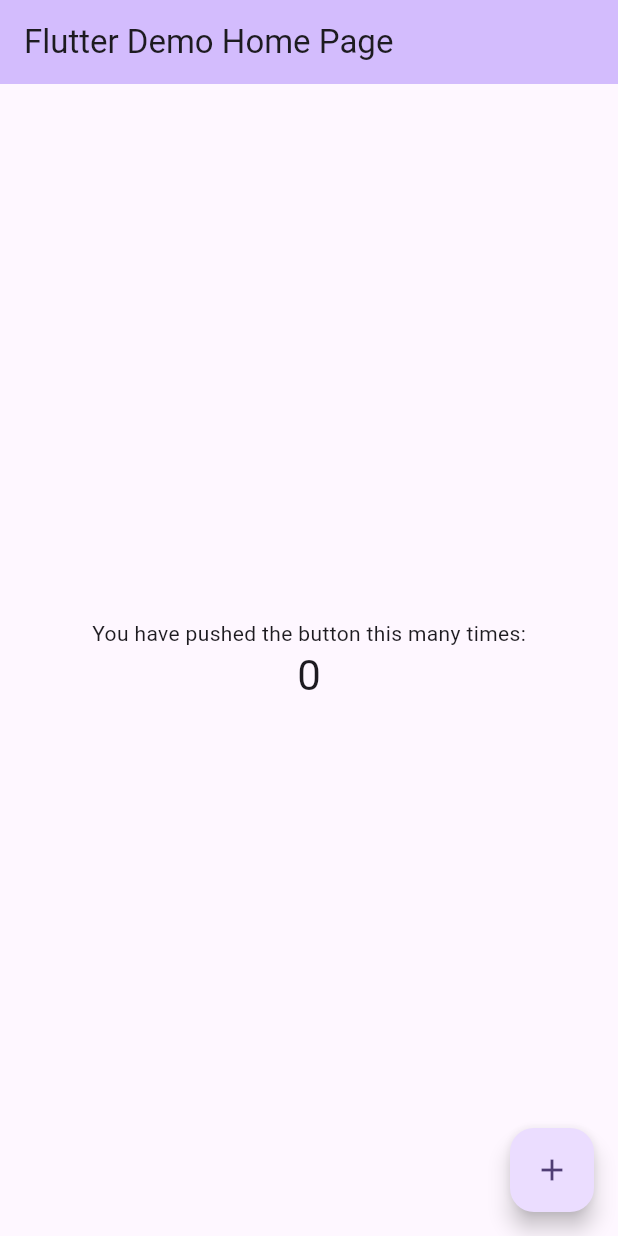
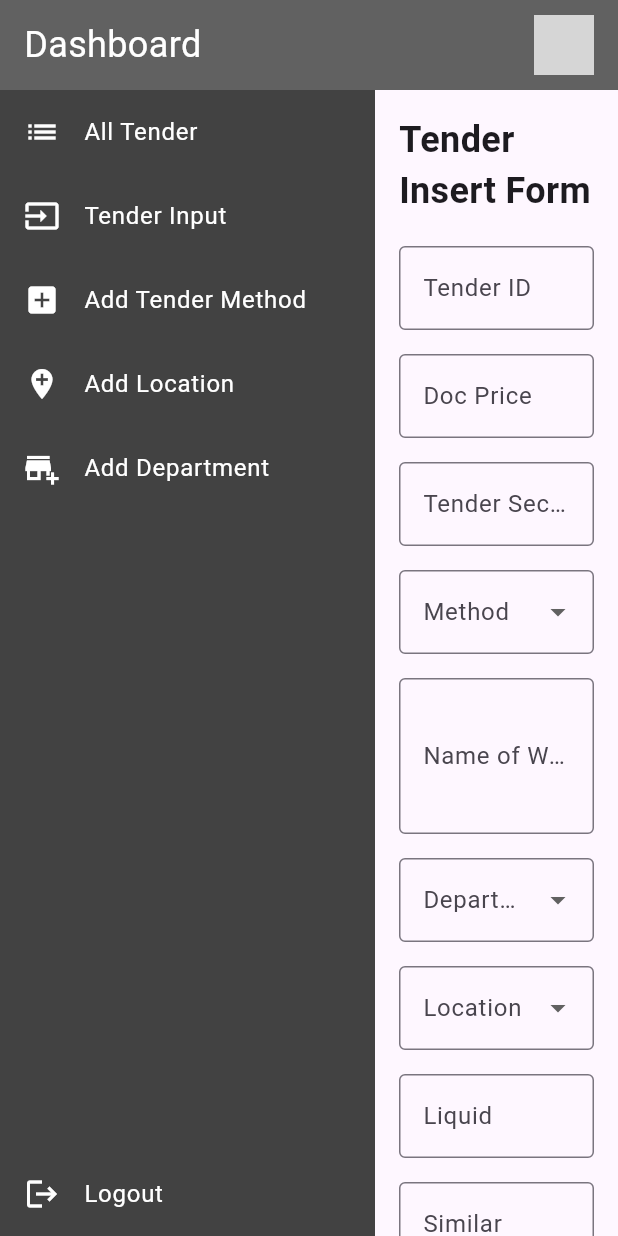
Before and after one commit to devmhsagar/live_tender_bd_admin, a Flutter app: the screen it shows after launch, on a phone screen of 412 x 824 dp. Run offline on Flutter 3.47's test engine with Material 3 defaults, Android fonts, the phone set to English and light mode, and no system bars; our stand-ins replace flutter_svg; network calls fail; grey boxes are pictures that could not be loaded.

Commit message:
login signUP, Dashboard UI Design Complete

```diff
--- /dev/null
+++ b/lib/admin/screen/dashboard_screen.dart
@@ -0,0 +1,315 @@
+import 'package:flutter/material.dart';
+
+class TenderFormPage extends StatelessWidget {
+  const TenderFormPage({super.key});
+
+  @override
+  Widget build(BuildContext context) {
+    return Scaffold(
+      body: Column(
+        children: [
+          Header(),
+          Expanded(
+            child: Row(
+              children: [
+                Sidebar(),
+                Expanded(
+                  child: SingleChildScrollView(
+                    child: Padding(
+                      padding: const EdgeInsets.all(16.0),
+                      child: Column(
+                        crossAxisAlignment: CrossAxisAlignment.start,
+                        children: [
+                          const Text(
+                            'Tender Insert Form',
+                            style: TextStyle(
+                                fontSize: 24, fontWeight: FontWeight.bold),
+                          ),
+                          const SizedBox(height: 20),
+                          LayoutBuilder(
+                            builder: (context, constraints) {
+                              if (constraints.maxWidth > 600) {
+                                return WideLayout();
+                              } else {
+                                return NarrowLayout();
+                              }
+                            },
+                          ),
+                        ],
+                      ),
+                    ),
+                  ),
+                ),
+              ],
+            ),
+          ),
+        ],
+      ),
+    );
+  }
+}
+
+class Header extends StatelessWidget {
+  @override
+  Widget build(BuildContext context) {
+    return Container(
+      color: Colors.grey[700],
+      padding: const EdgeInsets.symmetric(horizontal: 16),
+      height: 60,
+      child: const Row(
+        mainAxisAlignment: MainAxisAlignment.spaceBetween,
+        children: [
+          Text(
+            'Dashboard',
+            style: TextStyle(color: Colors.white, fontSize: 24),
+          ),
+          CircleAvatar(
+            radius: 20,
+            backgroundImage: NetworkImage(
+                'https://www.gravatar.com/avatar'), // Replace with your image URL
+          ),
+        ],
+      ),
+    );
+  }
+}
+
+class Sidebar extends StatelessWidget {
+  @override
+  Widget build(BuildContext context) {
+    return Container(
+      width: 250,
+      color: Colors.grey[800],
+      child: Column(
+        crossAxisAlignment: CrossAxisAlignment.start,
+        children: [
+          // const DrawerHeader(
+          //   child: Text(
+          //     'Live Tender BD',
+          //     style: TextStyle(color: Colors.white, fontSize: 24),
+          //   ),
+          // ),
+          SidebarItem(Icons.list, 'All Tender'),
+          SidebarItem(Icons.input, 'Tender Input'),
+          SidebarItem(Icons.add_box, 'Add Tender Method'),
+          SidebarItem(Icons.add_location, 'Add Location'),
+          SidebarItem(Icons.add_business, 'Add Department'),
+          const Spacer(),
+          SidebarItem(Icons.logout, 'Logout'),
+        ],
+      ),
+    );
+  }
+}
+
+class SidebarItem extends StatelessWidget {
+  final IconData icon;
+  final String label;
+
+  SidebarItem(this.icon, this.label);
+
+  @override
+  Widget build(BuildContext context) {
+    return ListTile(
+      leading: Icon(icon, color: Colors.white),
+      title: Text(label, style: const TextStyle(color: Colors.white)),
+      onTap: () {
+        // Handle navigation or other actions
+      },
+    );
+  }
+}
+
+class WideLayout extends StatelessWidget {
+  @override
+  Widget build(BuildContext context) {
+    return Column(
+      children: [
+        Row(
+          children: [
+            Expanded(child: CustomTextField(labelText: 'Tender ID')),
+            const SizedBox(width: 16),
+            Expanded(child: CustomTextField(labelText: 'Doc Price')),
+          ],
+        ),
+        const SizedBox(height: 16),
+        Row(
+          children: [
+            Expanded(child: CustomTextField(labelText: 'Tender Security')),
+            const SizedBox(width: 16),
+            Expanded(
+              child: DropdownButtonFormField<String>(
+                decoration: const InputDecoration(
+                    labelText: 'Method', border: OutlineInputBorder()),
+                items: ['LTM', 'OTM', 'CTM'].map((String value) {
+                  return DropdownMenuItem<String>(
+                    value: value,
+                    child: Text(value),
+                  );
+                }).toList(),
+                onChanged: (newValue) {},
+              ),
+            ),
+          ],
+        ),
+        const SizedBox(height: 16),
+        CustomTextField(labelText: 'Name of Work', maxLines: 3),
+        const SizedBox(height: 16),
+        Row(
+          children: [
+            Expanded(
+              child: DropdownButtonFormField<String>(
+                decoration: const InputDecoration(
+                    labelText: 'Department', border: OutlineInputBorder()),
+                items: ['LGED', 'PWD', 'RHD'].map((String value) {
+                  return DropdownMenuItem<String>(
+                    value: value,
+                    child: Text(value),
+                  );
+                }).toList(),
+                onChanged: (newValue) {},
+              ),
+            ),
+            const SizedBox(width: 16),
+            Expanded(
+              child: DropdownButtonFormField<String>(
+                decoration: const InputDecoration(
+                    labelText: 'Location', border: OutlineInputBorder()),
+                items: ['Dhaka', 'Chittagong', 'Khulna'].map((String value) {
+                  return DropdownMenuItem<String>(
+                    value: value,
+                    child: Text(value),
+                  );
+                }).toList(),
+                onChanged: (newValue) {},
+              ),
+            ),
+          ],
+        ),
+        const SizedBox(height: 16),
+        Row(
+          children: [
+            Expanded(child: CustomTextField(labelText: 'Liquid')),
+            const SizedBox(width: 16),
+            Expanded(child: CustomTextField(labelText: 'Similar')),
+          ],
+        ),
+        const SizedBox(height: 16),
+        Row(
+          children: [
+            Expanded(child: CustomTextField(labelText: 'Turnover')),
+            const SizedBox(width: 16),
+            Expanded(child: CustomTextField(labelText: 'Tender Capacity')),
+          ],
+        ),
+        const SizedBox(height: 16),
+        CustomTextField(labelText: 'Others'),
+        const SizedBox(height: 20),
+        Center(
+          child: ElevatedButton(
+            onPressed: () {
+              // Handle form submission
+            },
+            child: const Text('Submit'),
+            style: ElevatedButton.styleFrom(
+              padding: const EdgeInsets.symmetric(horizontal: 50, vertical: 15),
+            ),
+          ),
+        ),
+      ],
+    );
+  }
+}
+
+class NarrowLayout extends StatelessWidget {
+  @override
+  Widget build(BuildContext context) {
+    return Column(
+      children: [
+        CustomTextField(labelText: 'Tender ID'),
+        const SizedBox(height: 16),
+        CustomTextField(labelText: 'Doc Price'),
+        const SizedBox(height: 16),
+        CustomTextField(labelText: 'Tender Security'),
+        const SizedBox(height: 16),
+        DropdownButtonFormField<String>(
+          decoration: const InputDecoration(
+              labelText: 'Method', border: OutlineInputBorder()),
+          items: ['LTM', 'OTM', 'CTM'].map((String value) {
+            return DropdownMenuItem<String>(
+              value: value,
+              child: Text(value),
+            );
+          }).toList(),
+          onChanged: (newValue) {},
+        ),
+        const SizedBox(height: 16),
+        CustomTextField(labelText: 'Name of Work', maxLines: 3),
+        const SizedBox(height: 16),
+        DropdownButtonFormField<String>(
+          decoration: const InputDecoration(
+              labelText: 'Department', border: OutlineInputBorder()),
+          items: ['LGED', 'PWD', 'RHD'].map((String value) {
+            return DropdownMenuItem<String>(
+              value: value,
+              child: Text(value),
+            );
+          }).toList(),
+          onChanged: (newValue) {},
+        ),
+        const SizedBox(height: 16),
+        DropdownButtonFormField<String>(
+          decoration: const InputDecoration(
+              labelText: 'Location', border: OutlineInputBorder()),
+          items: ['Dhaka', 'Chittagong', 'Khulna'].map((String value) {
+            return DropdownMenuItem<String>(
+              value: value,
+              child: Text(value),
+            );
+          }).toList(),
+          onChanged: (newValue) {},
+        ),
+        const SizedBox(height: 16),
+        CustomTextField(labelText: 'Liquid'),
+        const SizedBox(height: 16),
+        CustomTextField(labelText: 'Similar'),
+        const SizedBox(height: 16),
+        CustomTextField(labelText: 'Turnover'),
+        const SizedBox(height: 16),
+        CustomTextField(labelText: 'Tender Capacity'),
+        const SizedBox(height: 16),
+        CustomTextField(labelText: 'Others'),
+        const SizedBox(height: 20),
+        Center(
+          child: ElevatedButton(
+            onPressed: () {
+              // Handle form submission
+            },
+            child: const Text('Submit'),
+            style: ElevatedButton.styleFrom(
+              padding: const EdgeInsets.symmetric(horizontal: 50, vertical: 15),
+            ),
+          ),
+        ),
+      ],
+    );
+  }
+}
+
+class CustomTextField extends StatelessWidget {
+  final String labelText;
+  final int maxLines;
+
+  CustomTextField({required this.labelText, this.maxLines = 1});
+
+  @override
+  Widget build(BuildContext context) {
+    return TextField(
+      maxLines: maxLines,
+      decoration: InputDecoration(
+        border: const OutlineInputBorder(),
+        labelText: labelText,
+      ),
+    );
+  }
+}
--- a/lib/main.dart
+++ b/lib/main.dart
@@ -1,4 +1,5 @@
 import 'package:flutter/material.dart';
+import 'package:live_tender_bd_admin/admin/screen/dashboard_screen.dart';
 
 void main() {
   runApp(const MyApp());
@@ -11,115 +12,12 @@
   @override
   Widget build(BuildContext context) {
     return MaterialApp(
-      title: 'Flutter Demo',
+      title: 'Live Tender BD Admin',
       theme: ThemeData(
-        // This is the theme of your application.
-        //
-        // TRY THIS: Try running your application with "flutter run". You'll see
-        // the application has a purple toolbar. Then, without quitting the app,
-        // try changing the seedColor in the colorScheme below to Colors.green
-        // and then invoke "hot reload" (save your changes or press the "hot
-        // reload" button in a Flutter-supported IDE, or press "r" if you used
-        // the command line to start the app).
-        //
-        // Notice that the counter didn't reset back to zero; the application
-        // state is not lost during the reload. To reset the state, use hot
-        // restart instead.
-        //
-        // This works for code too, not just values: Most code changes can be
-        // tested with just a hot reload.
         colorScheme: ColorScheme.fromSeed(seedColor: Colors.deepPurple),
         useMaterial3: true,
       ),
-      home: const MyHomePage(title: 'Flutter Demo Home Page'),
+      home: TenderFormPage(),
     );
   }
 }
-
-class MyHomePage extends StatefulWidget {
-  const MyHomePage({super.key, required this.title});
-
-  // This widget is the home page of your application. It is stateful, meaning
-  // that it has a State object (defined below) that contains fields that affect
-  // how it looks.
-
-  // This class is the configuration for the state. It holds the values (in this
-  // case the title) provided by the parent (in this case the App widget) and
-  // used by the build method of the State. Fields in a Widget subclass are
-  // always marked "final".
-
-  final String title;
-
-  @override
-  State<MyHomePage> createState() => _MyHomePageState();
-}
-
-class _MyHomePageState extends State<MyHomePage> {
-  int _counter = 0;
-
-  void _incrementCounter() {
-    setState(() {
-      // This call to setState tells the Flutter framework that something has
-      // changed in this State, which causes it to rerun the build method below
-      // so that the display can reflect the updated values. If we changed
-      // _counter without calling setState(), then the build method would not be
-      // called again, and so nothing would appear to happen.
-      _counter++;
-    });
-  }
-
-  @override
-  Widget build(BuildContext context) {
-    // This method is rerun every time setState is called, for instance as done
-    // by the _incrementCounter method above.
-    //
-    // The Flutter framework has been optimized to make rerunning build methods
-    // fast, so that you can just rebuild anything that needs updating rather
-    // than having to individually change instances of widgets.
-    return Scaffold(
-      appBar: AppBar(
-        // TRY THIS: Try changing the color here to a specific color (to
-        // Colors.amber, perhaps?) and trigger a hot reload to see the AppBar
-        // change color while the other colors stay the same.
-        backgroundColor: Theme.of(context).colorScheme.inversePrimary,
-        // Here we take the value from the MyHomePage object that was created by
-        // the App.build method, and use it to set our appbar title.
-        title: Text(widget.title),
-      ),
-      body: Center(
-        // Center is a layout widget. It takes a single child and positions it
-        // in the middle of the parent.
-        child: Column(
-          // Column is also a layout widget. It takes a list of children and
-          // arranges them vertically. By default, it sizes itself to fit its
-          // children horizontally, and tries to be as tall as its parent.
-          //
-          // Column has various properties to control how it sizes itself and
-          // how it positions its children. Here we use mainAxisAlignment to
-          // center the children vertically; the main axis here is the vertical
-          // axis because Columns are vertical (the cross axis would be
-          // horizontal).
-          //
-          // TRY THIS: Invoke "debug painting" (choose the "Toggle Debug Paint"
-          // action in the IDE, or press "p" in the console), to see the
-          // wireframe for each widget.
-          mainAxisAlignment: MainAxisAlignment.center,
-          children: <Widget>[
-            const Text(
-              'You have pushed the button this many times:',
-            ),
-            Text(
-              '$_counter',
-              style: Theme.of(context).textTheme.headlineMedium,
-            ),
-          ],
-        ),
-      ),
-      floatingActionButton: FloatingActionButton(
-        onPressed: _incrementCounter,
-        tooltip: 'Increment',
-        child: const Icon(Icons.add),
-      ), // This trailing comma makes auto-formatting nicer for build methods.
-    );
-  }
-}
```
Also changed, not shown: lib/admin/auth/login_screen.dart (added, +134 -0 lines), lib/admin/auth/signup_screen.dart (added, +139 -0 lines), pubspec.yaml (+5 -6 lines), assets/icons/facebook_icon.svg (added), assets/icons/google_icon.svg (added), assets/icons/twitter_icon.svg (added), lib/admin/screen/add_department_screen.dart (added), lib/admin/screen/add_location_screen.dart (added), lib/admin/screen/add_method_screen.dart (added), lib/admin/screen/all_tender_screen.dart (added), lib/admin/screen/edit_tender_screen.dart (added), lib/admin/screen/tender_details_screen.dart (added), lib/admin/screen/tender_input_screen.dart (added), pubspec.lock.
